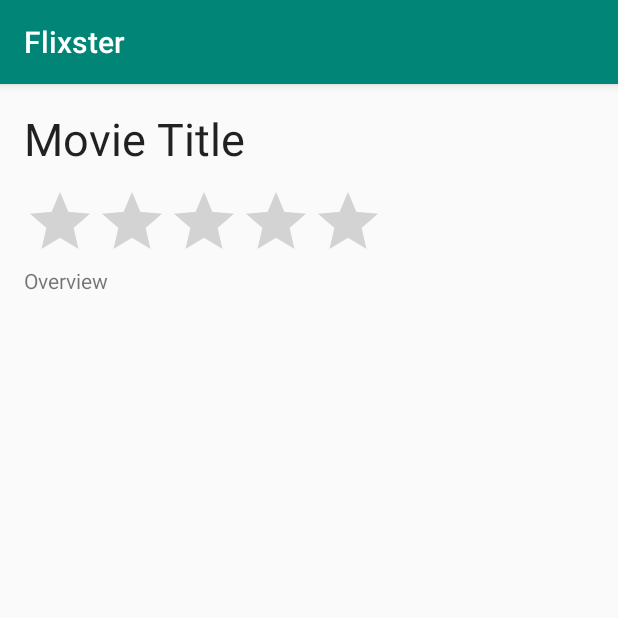
After one commit to ajt025/FBU-Flixster, an Android app: the MovieDetailsActivity screen opened directly, with no data from a screen before it, on a phone screen of 412 x 824 dp, the top half of it. The commit adds this screen. Run offline under Robolectric (Android 15) with nearby library versions, the phone set to English and light mode, and no system bars; libraries missing offline, so code that uses them is left out: org.parceler; 5 statements that could not run were skipped.

Commit message:
Implemented details view

```diff
--- a/app/src/main/AndroidManifest.xml
+++ b/app/src/main/AndroidManifest.xml
@@ -2,7 +2,8 @@
 <manifest xmlns:android="http://schemas.android.com/apk/res/android"
     package="com.example.flixster">
 
-    <uses-permission android:name="android.permission.INTERNET"/>
+    <uses-permission android:name="android.permission.INTERNET" />
+    <uses-permission android:name="android.permission.ACCESS_NETWORK_STATE" />
 
     <application
         android:allowBackup="true"
@@ -11,6 +12,7 @@
         android:roundIcon="@mipmap/ic_launcher_round"
         android:supportsRtl="true"
         android:theme="@style/AppTheme">
+        <activity android:name=".MovieDetailsActivity"></activity>
         <activity android:name=".MovieListActivity">
             <intent-filter>
                 <action android:name="android.intent.action.MAIN" />
--- /dev/null
+++ b/app/src/main/java/com/example/flixster/MovieDetailsActivity.java
@@ -0,0 +1,43 @@
+package com.example.flixster;
+
+import android.os.Bundle;
+import android.support.v7.app.AppCompatActivity;
+import android.util.Log;
+import android.widget.RatingBar;
+import android.widget.TextView;
+
+import com.example.flixster.models.Movie;
+
+import org.parceler.Parcels;
+
+public class MovieDetailsActivity extends AppCompatActivity {
+    // the movie to display
+    Movie movie;
+
+    TextView tvTitle;
+    TextView tvOverview;
+    RatingBar rbVoteAverage;
+
+    @Override
+    protected void onCreate(Bundle savedInstanceState) {
+        super.onCreate(savedInstanceState);
+        setContentView(R.layout.activity_movie_details);
+
+        // resolve the view objects
+        tvTitle = (TextView) findViewById(R.id.tvTitle);
+        tvOverview = (TextView) findViewById(R.id.tvOverview);
+        rbVoteAverage = (RatingBar) findViewById(R.id.rbVoteAverage);
+
+        // unwrap the movie passed in via intent, using its simple name as a key
+        movie = (Movie) Parcels.unwrap(getIntent().getParcelableExtra(Movie.class.getSimpleName()));
+        Log.d("MovieDetailsActivity", String.format("Showing details for '%s'", movie.getTitle()));
+
+        // set the title and overview
+        tvTitle.setText(movie.getTitle());
+        tvOverview.setText(movie.getOverview());
+
+        // vote average is 0..10, convert to 0..5 by dividing by 2
+        float voteAverage = movie.getVoteAverage().floatValue();
+        rbVoteAverage.setRating(voteAverage = voteAverage > 0 ? voteAverage / 2.0f : voteAverage);
+    }
+}
--- /dev/null
+++ b/app/src/main/res/layout/activity_movie_details.xml
@@ -0,0 +1,56 @@
+<?xml version="1.0" encoding="utf-8"?>
+<android.support.constraint.ConstraintLayout xmlns:android="http://schemas.android.com/apk/res/android"
+    xmlns:app="http://schemas.android.com/apk/res-auto"
+    xmlns:tools="http://schemas.android.com/tools"
+    android:layout_width="match_parent"
+    android:layout_height="match_parent"
+    tools:context=".MovieDetailsActivity">
+
+    <TextView
+        android:id="@+id/tvTitle"
+        android:layout_width="381dp"
+        android:layout_height="52dp"
+        android:layout_alignParentStart="true"
+        android:layout_alignParentLeft="true"
+        android:layout_alignParentTop="true"
+        android:layout_alignParentEnd="true"
+        android:layout_alignParentRight="true"
+        android:layout_marginStart="16dp"
+        android:layout_marginLeft="16dp"
+        android:layout_marginTop="16dp"
+        android:text="Movie Title"
+        android:textAppearance="@style/TextAppearance.AppCompat.Large"
+        android:textSize="30sp"
+        app:layout_constraintStart_toStartOf="parent"
+        app:layout_constraintTop_toTopOf="parent" />
+
+    <TextView
+        android:id="@+id/tvOverview"
+        android:layout_width="380dp"
+        android:layout_height="601dp"
+        android:layout_alignParentStart="true"
+        android:layout_alignParentLeft="true"
+        android:layout_alignParentEnd="true"
+        android:layout_alignParentRight="true"
+        android:layout_marginStart="16dp"
+        android:layout_marginLeft="16dp"
+        android:text="Overview"
+        app:layout_constraintStart_toStartOf="parent"
+        app:layout_constraintTop_toBottomOf="@+id/rbVoteAverage" />
+
+    <RatingBar
+        android:id="@+id/rbVoteAverage"
+        style="@style/Widget.AppCompat.RatingBar"
+        android:layout_width="243dp"
+        android:layout_height="53dp"
+        android:layout_below="@+id/tvTitle"
+        android:layout_alignParentStart="true"
+        android:layout_alignParentLeft="true"
+        android:layout_marginStart="16dp"
+        android:layout_marginLeft="16dp"
+        android:background="#00000000"
+        android:numStars="5"
+        android:stepSize="0.25"
+        app:layout_constraintStart_toStartOf="parent"
+        app:layout_constraintTop_toBottomOf="@+id/tvTitle" />
+</android.support.constraint.ConstraintLayout>
```
Also changed, not shown: app/build.gradle (+5 -2 lines), app/src/main/java/com/example/flixster/MovieAdapter.java (+23 -1 lines), app/src/main/java/com/example/flixster/models/Movie.java (+14 -4 lines).
